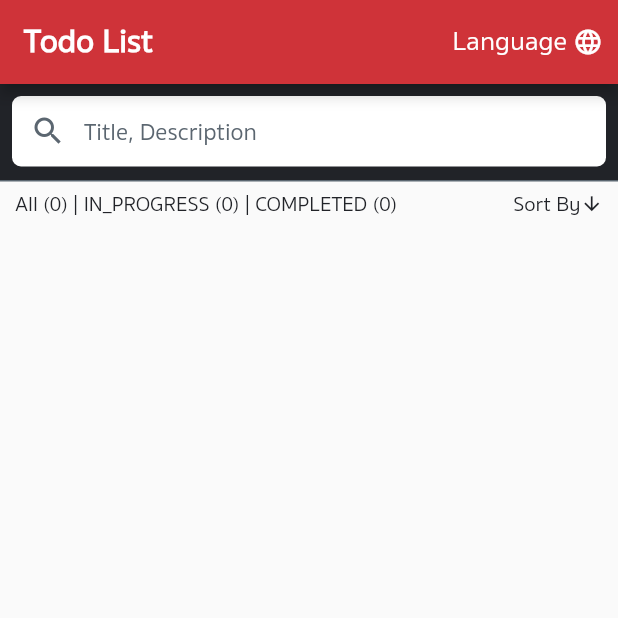
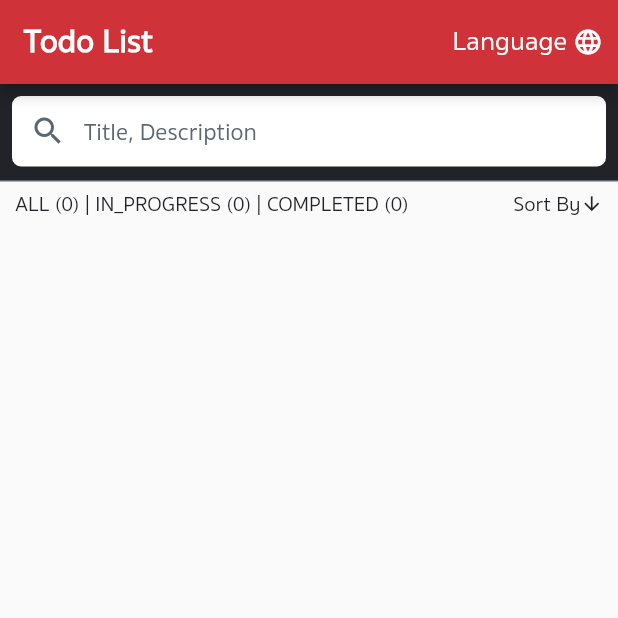
Before and after one commit to Potsathorn/todo_app, a Flutter app: the screen it shows after launch, on a phone screen of 412 x 824 dp, the top half of it. Run offline on Flutter 3.47's test engine with Material 2 defaults, Android fonts, the phone set to English and light mode, and no system bars; our stand-ins replace get, hive, hive_flutter; accounts and stored records are empty; key blocks and very long unbroken strings in the code were emptied for the run.

Commit message:
main done

```diff
--- a/lib/presentation/controllers/task_controller.dart
+++ b/lib/presentation/controllers/task_controller.dart
@@ -10,7 +10,7 @@ class TaskController extends GetxController {
   final TaskUsecase _taskUsecase;
   TaskController(this._taskUsecase);
   int _page = 1;
-  int _limit = 10;
+  int _limit = 2;
   String sortBySelected = "";
   String searchQuery = "";
   String selectedID = "";
@@ -89,7 +89,6 @@ class TaskController extends GetxController {
     log("delete");
     await _taskUsecase.delete(key: key).then((value) async {
       {
-        tasks.clear();
         log("delete Success");
       }
     });
--- a/lib/presentation/pages/task_page.dart
+++ b/lib/presentation/pages/task_page.dart
@@ -96,7 +96,7 @@ class _TaskPageState extends State<TaskPage> {
                           strokeAlign: BorderSide.strokeAlignOutside,
                           width: selectedImg == index ? 5 : 2,
                           color: selectedImg == index
-                              ? AppColor.colorPrimary[2]!
+                              ? AppColor.colorPrimary
                               : AppColor.colorGrey[8]!),
                     ),
                   ),
@@ -219,7 +219,7 @@ class _TaskPageState extends State<TaskPage> {
                   width: 5,
                   color: selectedImg == -1
                       ? AppColor.colorGrey[8]!
-                      : AppColor.colorPrimary[2]!),
+                      : AppColor.colorPrimary),
             ),
             child: selectedImg != -1
                 ? null
--- a/lib/presentation/pages/todo_list_page.dart
+++ b/lib/presentation/pages/todo_list_page.dart
@@ -99,7 +99,7 @@ class _TodoListPageState extends State<TodoListPage> {
           children: [
             Expanded(
                 child: Text(
-              "All ($allCount) | IN_PROGRESS ($inProgressCount) | COMPLETED ($completedCount)",
+              "ALL ($allCount) | IN_PROGRESS ($inProgressCount) | COMPLETED ($completedCount)",
               style: AppTextStyle.px14MdCustom(color: AppColor.colorText),
             )),
             _buildSort()
@@ -148,8 +148,6 @@ class _TodoListPageState extends State<TodoListPage> {
                 color: AppColor.colorWhite,
                 padding: EdgeInsets.zero,
                 onSelected: (value) {
-                  var locale = const Locale('th', 'TH');
-                  Get.updateLocale(locale);
                   _taskController.sortBySelected = value;
                   _taskController.sortyBy();
                 },
```
Also changed, not shown: lib/data/datasources/local/local_datasource.dart (+0 -7 lines).
